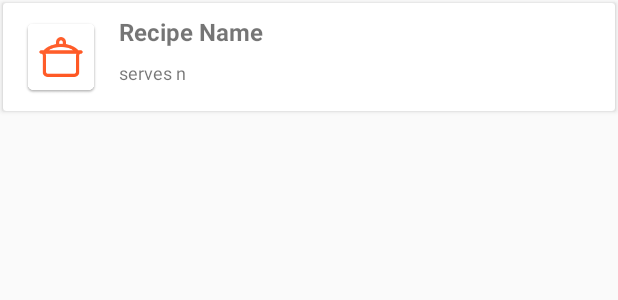
After one commit to ifeomai/BakingApp, an Android app: the layout recipe_single.xml on its own in the app's theme, with its tools: preview values and no code run, on a phone screen of 412 x 824 dp. The commit adds this screen. Shown: the top 300 px of the screen. Run offline under Robolectric (Android 15) with nearby library versions, the phone set to English and light mode, and no system bars.

Commit message:
Recipe List completed

```diff
--- a/app/src/main/AndroidManifest.xml
+++ b/app/src/main/AndroidManifest.xml
@@ -10,7 +10,7 @@
         android:roundIcon="@mipmap/ic_launcher_round"
         android:supportsRtl="true"
         android:theme="@style/AppTheme">
-        <activity android:name=".MainActivity">
+        <activity android:name=".ui.recipe.MainActivity">
             <intent-filter>
                 <action android:name="android.intent.action.MAIN" />
 
--- a/app/src/main/java/com/ifeomai/apps/bakingapp/model/Ingredient.java
+++ b/app/src/main/java/com/ifeomai/apps/bakingapp/data/model/Ingredient.java
@@ -1,4 +1,4 @@
-package com.ifeomai.apps.bakingapp.model;
+package com.ifeomai.apps.bakingapp.data.model;
 
 import android.os.Parcel;
 import android.os.Parcelable;
--- a/app/src/main/java/com/ifeomai/apps/bakingapp/model/Recipe.java
+++ b/app/src/main/java/com/ifeomai/apps/bakingapp/data/model/Recipe.java
@@ -1,4 +1,4 @@
-package com.ifeomai.apps.bakingapp.model;
+package com.ifeomai.apps.bakingapp.data.model;
 
 import android.os.Parcel;
 import android.os.Parcelable;
--- a/app/src/main/java/com/ifeomai/apps/bakingapp/model/Step.java
+++ b/app/src/main/java/com/ifeomai/apps/bakingapp/data/model/Step.java
@@ -1,4 +1,4 @@
-package com.ifeomai.apps.bakingapp.model;
+package com.ifeomai.apps.bakingapp.data.model;
 
 
 import android.os.Parcel;
--- a/app/src/main/java/com/ifeomai/apps/bakingapp/data/RecipeApi.java
+++ b/app/src/main/java/com/ifeomai/apps/bakingapp/data/remote/RecipeApi.java
@@ -1,4 +1,4 @@
-package com.ifeomai.apps.bakingapp.data;
+package com.ifeomai.apps.bakingapp.data.remote;
 
 import retrofit2.Retrofit;
 import retrofit2.converter.gson.GsonConverterFactory;
--- a/app/src/main/java/com/ifeomai/apps/bakingapp/data/RecipeService.java
+++ b/app/src/main/java/com/ifeomai/apps/bakingapp/data/remote/RecipeService.java
@@ -1,6 +1,6 @@
-package com.ifeomai.apps.bakingapp.data;
+package com.ifeomai.apps.bakingapp.data.remote;
 
-import com.ifeomai.apps.bakingapp.model.Recipe;
+import com.ifeomai.apps.bakingapp.data.model.Recipe;
 
 import java.util.List;
 
--- /dev/null
+++ b/app/src/main/res/layout/recipe_single.xml
@@ -0,0 +1,54 @@
+<?xml version="1.0" encoding="utf-8"?>
+<android.support.v7.widget.CardView
+    xmlns:android="http://schemas.android.com/apk/res/android"
+    xmlns:app="http://schemas.android.com/apk/res-auto"
+    xmlns:tools="http://schemas.android.com/tools"
+    android:layout_margin="2dp"
+    android:layout_width="match_parent"
+    android:layout_height="wrap_content">
+    <android.support.constraint.ConstraintLayout
+        android:layout_width="match_parent"
+        android:layout_height="match_parent">
+
+        <TextView
+            android:id="@+id/recipe_item_name_text_view"
+            android:layout_width="wrap_content"
+            android:layout_height="wrap_content"
+            android:layout_marginLeft="8dp"
+            android:layout_marginStart="8dp"
+            android:layout_marginTop="8dp"
+            android:textSize="16sp"
+            android:textStyle="bold"
+            android:textAlignment="textStart"
+            app:layout_constraintStart_toEndOf="@+id/recipe_item_image_view"
+            app:layout_constraintTop_toTopOf="parent"
+            tools:text="Recipe Name"
+            android:gravity="start" />
+
+        <TextView
+            android:id="@+id/recipe_item_servings_text_view"
+            android:layout_width="wrap_content"
+            android:layout_height="wrap_content"
+            android:layout_marginTop="8dp"
+            android:gravity="start"
+            android:textAlignment="textStart"
+            android:textSize="12sp"
+            app:layout_constraintStart_toStartOf="@+id/recipe_item_name_text_view"
+            app:layout_constraintTop_toBottomOf="@+id/recipe_item_name_text_view"
+            tools:text="serves n" />
+
+        <ImageView
+            android:id="@+id/recipe_item_image_view"
+            android:layout_width="61dp"
+            android:layout_height="56dp"
+            android:layout_marginBottom="8dp"
+            android:layout_marginLeft="8dp"
+            android:layout_marginStart="8dp"
+            android:layout_marginTop="8dp"
+            app:layout_constraintBottom_toBottomOf="parent"
+            app:layout_constraintStart_toStartOf="parent"
+            app:layout_constraintTop_toTopOf="parent"
+            android:src="@drawable/ic_pots" />
+    </android.support.constraint.ConstraintLayout>
+
+</android.support.v7.widget.CardView>
--- /dev/null
+++ b/app/src/main/res/values/integer.xml
@@ -0,0 +1,4 @@
+<?xml version="1.0" encoding="utf-8"?>
+<resources>
+    <integer name="recipe_list_columns">1</integer>
+</resources>
```
Also changed, not shown: app/build.gradle (+15 -6 lines), app/src/main/java/com/ifeomai/apps/bakingapp/MainActivity.java (deleted, +0 -13 lines), app/src/main/java/com/ifeomai/apps/bakingapp/data/RecipeRepo.java (deleted, +0 -34 lines), app/src/main/java/com/ifeomai/apps/bakingapp/data/remote/RecipeRepo.java (added, +47 -0 lines), app/src/main/java/com/ifeomai/apps/bakingapp/data/remote/SimpleIdlingResource.java (added, +41 -0 lines), app/src/main/java/com/ifeomai/apps/bakingapp/ui/recipe/MainActivity.java (added, +89 -0 lines), app/src/main/java/com/ifeomai/apps/bakingapp/ui/recipe/MainActivityAdapter.java (added, +88 -0 lines), app/src/main/java/com/ifeomai/apps/bakingapp/ui/recipe/MainActivityViewModel.java (added, +52 -0 lines), app/src/main/res/layout/activity_main.xml (+30 -11 lines), app/src/main/res/values/strings.xml (+12 -0 lines), app/src/main/res/drawable/ic_pots.png (added).
